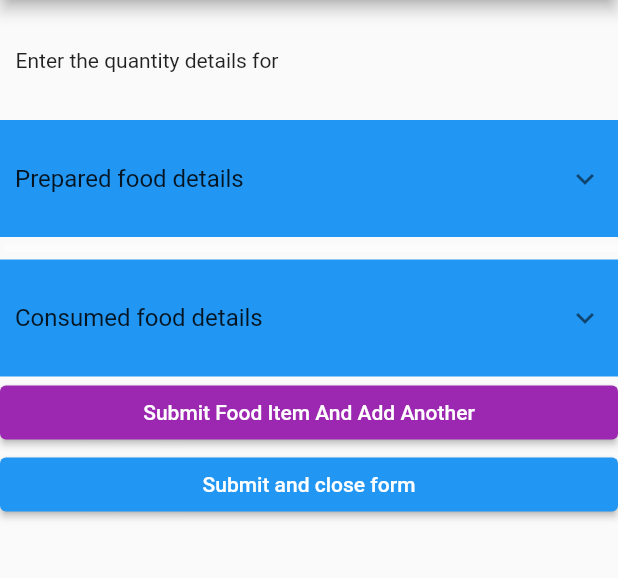
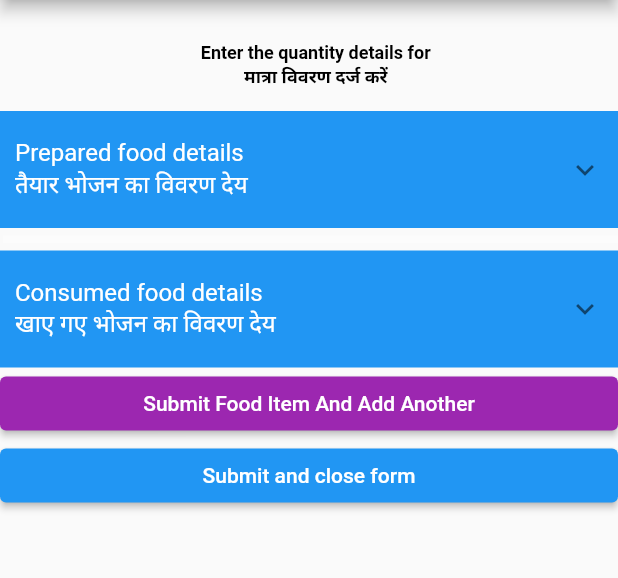
Before and after one commit to aryan-iitj/IITJDIET, a Flutter app: the IngredientDetails screen opened directly with empty values, after a tap on "Add Ingredient", after a tap on "Enter Food Quantity Details", on a phone screen of 412 x 824 dp, the part 84-662 px from its top. Run offline on Flutter 3.47's test engine with Material 2 defaults, Android fonts, the phone set to English and light mode, and no system bars; drawn by our look-alikes of flutter_form_builder; our stand-ins replace date_format, dropdown_search, firebase_core, firebase_database, flutter_spinkit, fluttertoast and 4 more; missing offline and left inert: alphabet_list_scroll_view, dart:ffi, flutter_full_pdf_viewer; accounts and stored records are empty.

Commit message:
Update main.dart

```diff
--- a/lib/main.dart
+++ b/lib/main.dart
@@ -251,11 +251,11 @@ class DROptions extends StatelessWidget{
             key: _formKey,
             child:ListView(
               children: <Widget>[
-                const Text("\n\nEnter the patient Id: "),
+                const Text("\n\nEnter the patient Id: \nरोगी आईडी दर्ज करें:"),
                 FormBuilderTextField(name: "Patient"),
                 FormBuilderCheckbox(
                   name: "cheatmeal",
-                  title: const Text("Was Today a usual day? \nक्या आज का दिन सामान्य था ?"),
+                  title: const Text("Today was a usual diet \n आज का दिन सामान्य आहार था"),
                 ),
 
 
@@ -591,13 +591,14 @@ class IngredientDetails extends StatelessWidget {
     ListView(
         children: <Widget>[
           Text(
-              "   Enter ingredient details for $itmName",
-              // textAlign: TextAlign.left,
-              // style: const TextStyle(
-              //     color: Colors.white,
-              //     fontSize: 16,
-              //     fontWeight: FontWeight.bold
-              // )
+              " \n   Enter ingredient details for $itmName \n   संघटक विवरण दर्ज करें ",
+
+              textAlign: TextAlign.center,
+              style: const TextStyle(
+                   color: Colors.black,
+                   fontSize: 12,
+                   fontWeight: FontWeight.bold
+              )
           ),
           const Divider(
             thickness: 5,
@@ -852,8 +853,8 @@ class FoodQuantity extends StatelessWidget {
   final List<String>ingredients;
   final String namePatient;
   final String itmName;
-  final String foodPrepared = "Prepared food details";
-  final String foodConsumed = "Consumed food details";
+  final String foodPrepared = "Prepared food details \nतैयार भोजन का विवरण देय ";
+  final String foodConsumed = "Consumed food details\nखाए गए भोजन का विवरण देय";
 
   Map<String, double> measureQty = {"Cup": 250, "Glass": 200, "Teaspoon": 4.2, "Tablespoon": 15, "Bowl": 180};
   Map<String, dynamic> mp = {};
@@ -944,14 +945,24 @@ class FoodQuantity extends StatelessWidget {
         key: _formKey,
         child: ListView(
           children: <Widget>[
-            Text("\n\n   Enter the quantity details for $itmName \n \n"),
+            Text("\n\n   Enter the quantity details for $itmName \n   मात्रा विवरण दर्ज करें \n",
+                textAlign: TextAlign.center,
+                style: const TextStyle(
+                    color: Colors.black,
+                    fontSize: 12,
+                    fontWeight: FontWeight.bold
+                )
+            ),
             ExpansionTile(
               title: Text(
                 foodPrepared,
+                //style: TextStyle(color: Colors.white),
               ),
               tilePadding: EdgeInsets.all(10),
               backgroundColor: Colors.white,
               collapsedBackgroundColor: Colors.blue,
+                textColor: Colors.black,
+                collapsedTextColor: Colors.white,
               maintainState: true,
 
               children: <Widget>[
@@ -1019,12 +1030,15 @@ class FoodQuantity extends StatelessWidget {
 
               title: Text(
                 foodConsumed,
+               // style: TextStyle(color: Colors.white),
               ),
               tilePadding: EdgeInsets.all(10),
               backgroundColor: Colors.white,
               collapsedBackgroundColor: Colors.blue,
+
               maintainState: true,
-
+                textColor: Colors.black,
+                collapsedTextColor: Colors.white,
               children: <Widget>[
                 Container(
                     width:300,
@@ -2045,11 +2059,12 @@ class _Tutorial extends State<Tutorial> {
         centerTitle: true,
         backgroundColor: Colors.blue[300],
       ),
-      body: Column(
-        children:   <Widget>
+      body: ListView(
+          shrinkWrap: true,
+          children:   <Widget>
         [
           const Text("\n\n   Guess your measurement by viewing these utensils"),
-          const Text("\n इन बर्तनों को देखकर अपने माप का अनुमान लगाओ | \n "),
+          const Text("\n    इन बर्तनों को देखकर अपने माप का अनुमान लगाओ | \n "),
 
           ExpansionTile(
               title: Text(
@@ -2394,6 +2409,15 @@ class DataAnalyze extends StatelessWidget {
   }
 
   void makeLst(){
+    finalLst.add(const Text("\nHere is the Nutrient analysis for the patients\nयहाँ रोगियों के लिए पोषक तत्वों का विश्लेषण है\n\n",
+        textAlign: TextAlign.center,
+        style:  TextStyle(
+            color: Colors.black,
+            fontSize: 12,
+            fontWeight: FontWeight.bold
+        )
+
+    ));
     for(int i = 0;i<finalData.length;i++){
       finalLst.add(Text(dates[i]));
       finalLst.add(
```
